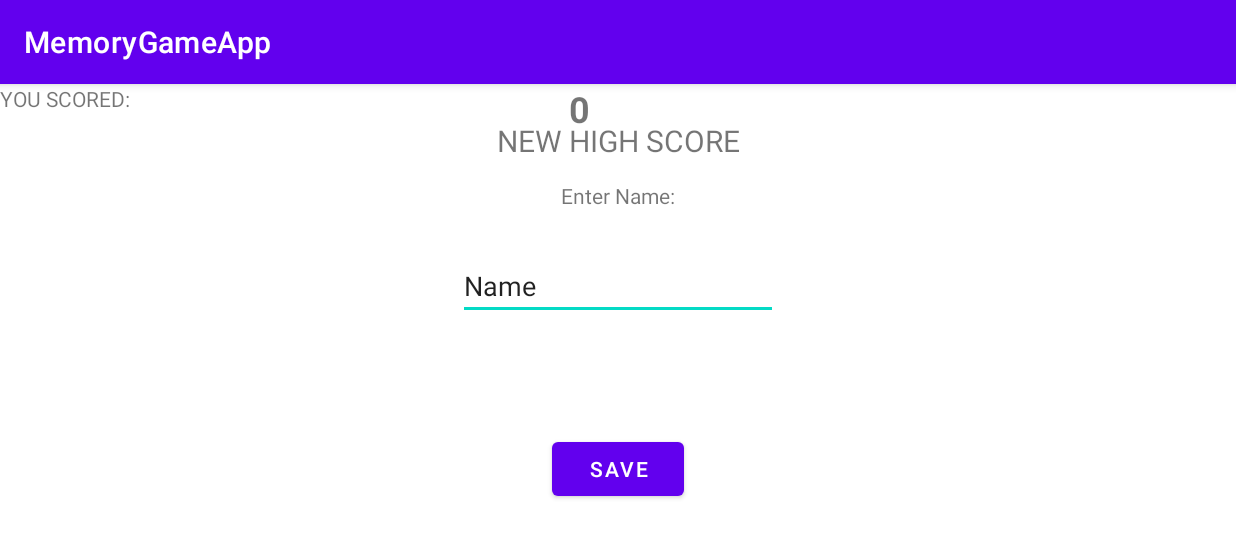
After one commit to StevenK418/MemoryGameApp, an Android app: the NewHighScore screen opened directly, with no data from a screen before it, on a phone screen of 824 x 412 dp (held sideways). The commit adds this screen. Shown: the top 538 px of the screen. Run offline under Robolectric (Android 15) with nearby library versions, the phone set to English and light mode, and no system bars.

Commit message:
=> Added new Enter High Score screen which now saves data to database.

```diff
--- a/app/src/main/java/com/example/memorygameapp/HighScore.java
+++ b/app/src/main/java/com/example/memorygameapp/HighScore.java
@@ -72,4 +72,10 @@ public class HighScore <HighScore>
     {
         this.playerHighScore = highscore;
     }
+
+    @Override
+    public String toString()
+    {
+        return "Name: " + playerName + " Score: "  + String.valueOf(playerHighScore);
+    }
 }
--- /dev/null
+++ b/app/src/main/java/com/example/memorygameapp/NewHighScore.java
@@ -0,0 +1,40 @@
+package com.example.memorygameapp;
+
+import androidx.appcompat.app.AppCompatActivity;
+
+import android.os.Bundle;
+import android.view.View;
+import android.widget.EditText;
+import android.widget.TextView;
+import android.content.Context;
+import android.content.Intent;
+
+public class NewHighScore extends AppCompatActivity {
+
+    TextView scoreValue;
+    EditText name;
+
+    @Override
+    protected void onCreate(Bundle savedInstanceState) {
+        super.onCreate(savedInstanceState);
+        setContentView(R.layout.activity_new_high_score);
+
+        scoreValue = findViewById(R.id.txtScoreValue);
+        name = findViewById(R.id.txtName);
+        Intent intent = getIntent();
+        int score = intent.getIntExtra("scoreValue", 0);
+        scoreValue.setText(String.valueOf(score));
+    }
+
+    //Save the high score to the database
+    public void doSaveHighScore(View view)
+    {
+        //Get the name from the user
+        ScoreManager.userName = String.valueOf(name.getText());
+        ScoreManager.AddHighscore();
+
+        //Load the high score table:
+        Intent highscorescreen = new Intent(this, HighScoreTable.class);
+        startActivity(highscorescreen);
+    }
+}
--- /dev/null
+++ b/app/src/main/res/layout/activity_new_high_score.xml
@@ -0,0 +1,87 @@
+<?xml version="1.0" encoding="utf-8"?>
+<androidx.constraintlayout.widget.ConstraintLayout xmlns:android="http://schemas.android.com/apk/res/android"
+    xmlns:app="http://schemas.android.com/apk/res-auto"
+    xmlns:tools="http://schemas.android.com/tools"
+    android:layout_width="match_parent"
+    android:layout_height="match_parent"
+    tools:context=".NewHighScore">
+
+    <androidx.constraintlayout.widget.Guideline
+        android:id="@+id/guideline6"
+        android:layout_width="wrap_content"
+        android:layout_height="wrap_content"
+        android:orientation="vertical"
+        app:layout_constraintGuide_percent=".3" />
+
+    <androidx.constraintlayout.widget.Guideline
+        android:id="@+id/guideline7"
+        android:layout_width="wrap_content"
+        android:layout_height="wrap_content"
+        android:orientation="vertical"
+        app:layout_constraintGuide_percent=".7" />
+
+    <TextView
+        android:id="@+id/textView7"
+        android:layout_width="wrap_content"
+        android:layout_height="wrap_content"
+        android:layout_marginTop="24dp"
+        android:text="NEW HIGH SCORE"
+        android:textSize="20sp"
+        app:layout_constraintEnd_toStartOf="@+id/guideline7"
+        app:layout_constraintStart_toStartOf="@+id/guideline6"
+        app:layout_constraintTop_toTopOf="parent" />
+
+    <TextView
+        android:id="@+id/textView6"
+        android:layout_width="wrap_content"
+        android:layout_height="wrap_content"
+        android:layout_marginTop="32dp"
+        android:text="Enter Name:"
+        app:layout_constraintEnd_toStartOf="@+id/guideline7"
+        app:layout_constraintHorizontal_bias="0.501"
+        app:layout_constraintStart_toStartOf="@+id/guideline6"
+        app:layout_constraintTop_toBottomOf="@+id/txtScoreValue" />
+
+    <TextView
+        android:id="@+id/textView5"
+        android:layout_width="wrap_content"
+        android:layout_height="wrap_content"
+        android:text="YOU SCORED: "
+        tools:layout_editor_absoluteX="412dp"
+        tools:layout_editor_absoluteY="96dp" />
+
+    <TextView
+        android:id="@+id/txtScoreValue"
+        android:layout_width="wrap_content"
+        android:layout_height="wrap_content"
+        android:layout_marginStart="132dp"
+        android:text="TextView"
+        android:textSize="24sp"
+        android:textStyle="bold"
+        app:layout_constraintStart_toStartOf="@+id/guideline6"
+        tools:layout_editor_absoluteY="127dp" />
+
+    <EditText
+        android:id="@+id/txtName"
+        android:layout_width="wrap_content"
+        android:layout_height="wrap_content"
+        android:layout_marginTop="28dp"
+        android:ems="10"
+        android:inputType="textPersonName"
+        android:text="Name"
+        app:layout_constraintEnd_toStartOf="@+id/guideline7"
+        app:layout_constraintStart_toStartOf="@+id/guideline6"
+        app:layout_constraintTop_toBottomOf="@+id/textView6" />
+
+    <Button
+        android:id="@+id/btnSave"
+        android:layout_width="wrap_content"
+        android:layout_height="wrap_content"
+        android:onClick="doSaveHighScore"
+        android:text="SAVE"
+        app:layout_constraintBottom_toBottomOf="parent"
+        app:layout_constraintEnd_toStartOf="@+id/guideline7"
+        app:layout_constraintStart_toStartOf="@+id/guideline6"
+        app:layout_constraintTop_toBottomOf="@+id/txtName" />
+
+</androidx.constraintlayout.widget.ConstraintLayout>
--- a/app/src/main/res/layout/activity_player_game_screen.xml
+++ b/app/src/main/res/layout/activity_player_game_screen.xml
@@ -107,7 +107,6 @@
         android:layout_height="100dp"
         android:background="@drawable/roundbtn"
         android:backgroundTint="@color/Green"
-        android:onClick="doHighScoreTable"
         android:text="PLAY"
         app:layout_constraintBottom_toBottomOf="parent"
         app:layout_constraintEnd_toStartOf="@+id/guideline2"
```
Also changed, not shown: app/src/main/AndroidManifest.xml (+11 -1 lines), app/src/main/java/com/example/memorygameapp/MainActivity.java (+25 -64 lines), app/src/main/java/com/example/memorygameapp/PlayerGameScreen.java (+31 -14 lines), app/src/main/java/com/example/memorygameapp/ScoreManager.java (+72 -19 lines).
